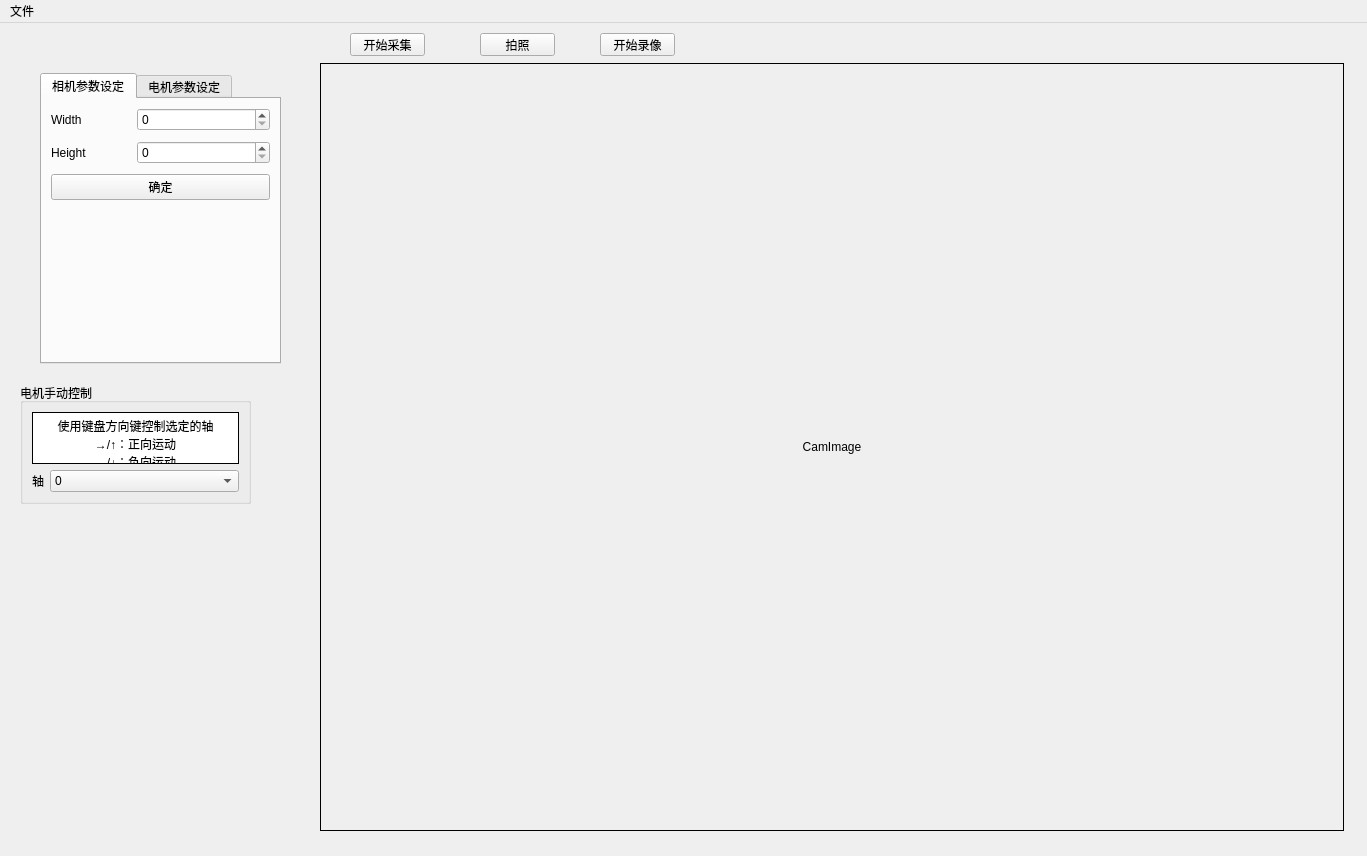
This is src/ConstMicroDistanceSystem.ui in Maplefsnow/ConstMicroDistanceSystem as Qt 5 draws it before an edit. The edited form follows.
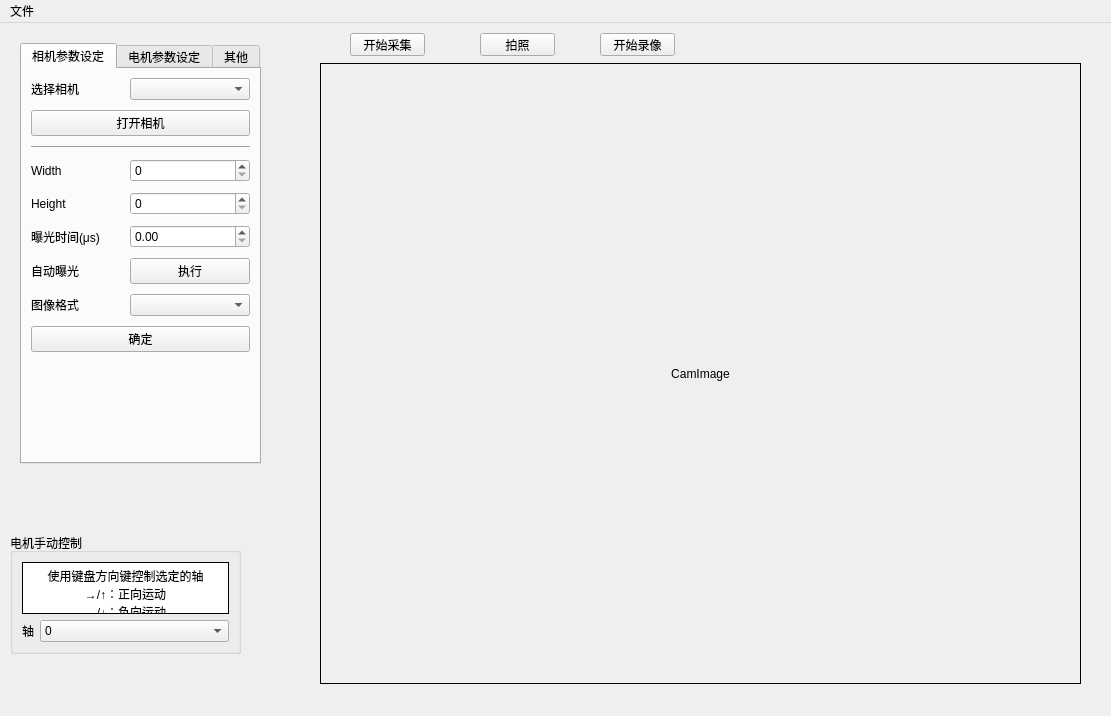
This is the edited form.

The edit to the form file:
```diff
--- a/src/ConstMicroDistanceSystem.ui
+++ b/src/ConstMicroDistanceSystem.ui
@@ -6,8 +6,8 @@
    <rect>
     <x>0</x>
     <y>0</y>
-    <width>1367</width>
-    <height>856</height>
+    <width>1111</width>
+    <height>716</height>
    </rect>
   </property>
   <property name="windowTitle">
@@ -28,8 +28,8 @@
      <rect>
       <x>320</x>
       <y>40</y>
-      <width>1024</width>
-      <height>768</height>
+      <width>761</width>
+      <height>621</height>
      </rect>
     </property>
     <property name="frameShape">
@@ -48,10 +48,10 @@
    <widget class="QTabWidget" name="tabWidget">
     <property name="geometry">
      <rect>
-      <x>40</x>
-      <y>50</y>
+      <x>20</x>
+      <y>20</y>
       <width>241</width>
-      <height>291</height>
+      <height>421</height>
      </rect>
     </property>
     <property name="layoutDirection">
@@ -65,38 +65,125 @@
       <string>相机参数设定</string>
      </attribute>
      <layout class="QFormLayout" name="formLayout">
+      <property name="rowWrapPolicy">
+       <enum>QFormLayout::DontWrapRows</enum>
+      </property>
       <property name="horizontalSpacing">
-       <number>50</number>
+       <number>30</number>
       </property>
       <property name="verticalSpacing">
        <number>10</number>
       </property>
       <item row="0" column="0">
+       <widget class="QLabel" name="label_15">
+        <property name="text">
+         <string>选择相机</string>
+        </property>
+       </widget>
+      </item>
+      <item row="0" column="1">
+       <widget class="QComboBox" name="comboBox_selectCam"/>
+      </item>
+      <item row="1" column="0" colspan="2">
+       <widget class="QPushButton" name="pushButton_switchCam">
+        <property name="enabled">
+         <bool>true</bool>
+        </property>
+        <property name="text">
+         <string>打开相机</string>
+        </property>
+        <property name="checkable">
+         <bool>false</bool>
+        </property>
+        <property name="checked">
+         <bool>false</bool>
+        </property>
+        <property name="autoDefault">
+         <bool>false</bool>
+        </property>
+        <property name="default">
+         <bool>false</bool>
+        </property>
+        <property name="flat">
+         <bool>false</bool>
+        </property>
+       </widget>
+      </item>
+      <item row="3" column="0">
        <widget class="QLabel" name="label_2">
         <property name="text">
          <string>Width</string>
         </property>
        </widget>
       </item>
-      <item row="1" column="0">
+      <item row="3" column="1">
+       <widget class="QSpinBox" name="spinBox_7">
+        <property name="maximum">
+         <number>9999999</number>
+        </property>
+       </widget>
+      </item>
+      <item row="4" column="0">
        <widget class="QLabel" name="label_3">
         <property name="text">
          <string>Height</string>
         </property>
        </widget>
       </item>
-      <item row="2" column="0" colspan="2">
+      <item row="4" column="1">
+       <widget class="QSpinBox" name="spinBox_8">
+        <property name="maximum">
+         <number>9999999</number>
+        </property>
+       </widget>
+      </item>
+      <item row="5" column="0">
+       <widget class="QLabel" name="label_8">
+        <property name="text">
+         <string>曝光时间(μs)</string>
+        </property>
+       </widget>
+      </item>
+      <item row="5" column="1">
+       <widget class="QDoubleSpinBox" name="doubleSpinBox"/>
+      </item>
+      <item row="6" column="0">
+       <widget class="QLabel" name="label_13">
+        <property name="text">
+         <string>自动曝光</string>
+        </property>
+       </widget>
+      </item>
+      <item row="6" column="1">
+       <widget class="QPushButton" name="pushButton_4">
+        <property name="text">
+         <string>执行</string>
+        </property>
+       </widget>
+      </item>
+      <item row="7" column="0">
+       <widget class="QLabel" name="label_14">
+        <property name="text">
+         <string>图像格式</string>
+        </property>
+       </widget>
+      </item>
+      <item row="7" column="1">
+       <widget class="QComboBox" name="comboBox_4"/>
+      </item>
+      <item row="8" column="0" colspan="2">
        <widget class="QPushButton" name="pushButton">
         <property name="text">
          <string>确定</string>
         </property>
        </widget>
       </item>
-      <item row="0" column="1">
-       <widget class="QSpinBox" name="spinBox_7"/>
-      </item>
-      <item row="1" column="1">
-       <widget class="QSpinBox" name="spinBox_8"/>
+      <item row="2" column="0" colspan="2">
+       <widget class="Line" name="line_2">
+        <property name="orientation">
+         <enum>Qt::Horizontal</enum>
+        </property>
+       </widget>
       </item>
      </layout>
     </widget>
@@ -256,14 +343,75 @@
         </property>
        </widget>
       </item>
+      <item row="10" column="0" colspan="2">
+       <widget class="QPushButton" name="pushButton_2">
+        <property name="text">
+         <string>确定</string>
+        </property>
+       </widget>
+      </item>
+      <item row="0" column="0">
+       <widget class="QLabel" name="label_16">
+        <property name="text">
+         <string>选择板卡</string>
+        </property>
+       </widget>
+      </item>
+      <item row="0" column="1">
+       <widget class="QComboBox" name="comboBox_5"/>
+      </item>
+      <item row="1" column="0" colspan="2">
+       <widget class="QPushButton" name="pushButton_5">
+        <property name="text">
+         <string>打开板卡</string>
+        </property>
+       </widget>
+      </item>
+      <item row="2" column="0" colspan="2">
+       <widget class="Line" name="line">
+        <property name="orientation">
+         <enum>Qt::Horizontal</enum>
+        </property>
+       </widget>
+      </item>
+     </layout>
+    </widget>
+    <widget class="QWidget" name="tab">
+     <attribute name="title">
+      <string>其他</string>
+     </attribute>
+     <layout class="QFormLayout" name="formLayout_4">
+      <property name="horizontalSpacing">
+       <number>30</number>
+      </property>
+      <property name="verticalSpacing">
+       <number>10</number>
+      </property>
+      <item row="0" column="0">
+       <widget class="QLabel" name="label_17">
+        <property name="text">
+         <string>电极丝直径(μm)</string>
+        </property>
+       </widget>
+      </item>
+      <item row="0" column="1">
+       <widget class="QDoubleSpinBox" name="doubleSpinBox_2"/>
+      </item>
+      <item row="1" column="0" colspan="2">
+       <widget class="QPushButton" name="pushButton_6">
+        <property name="text">
+         <string>确定</string>
+        </property>
+       </widget>
+      </item>
      </layout>
     </widget>
    </widget>
    <widget class="QGroupBox" name="groupBox">
     <property name="geometry">
      <rect>
-      <x>20</x>
-      <y>360</y>
+      <x>10</x>
+      <y>510</y>
       <width>231</width>
       <height>121</height>
      </rect>
@@ -395,7 +543,7 @@
     <rect>
      <x>0</x>
      <y>0</y>
-     <width>1367</width>
+     <width>1111</width>
      <height>21</height>
     </rect>
    </property>
```
Left out of the diff: 142 changed lines with no effect on the pictures.
